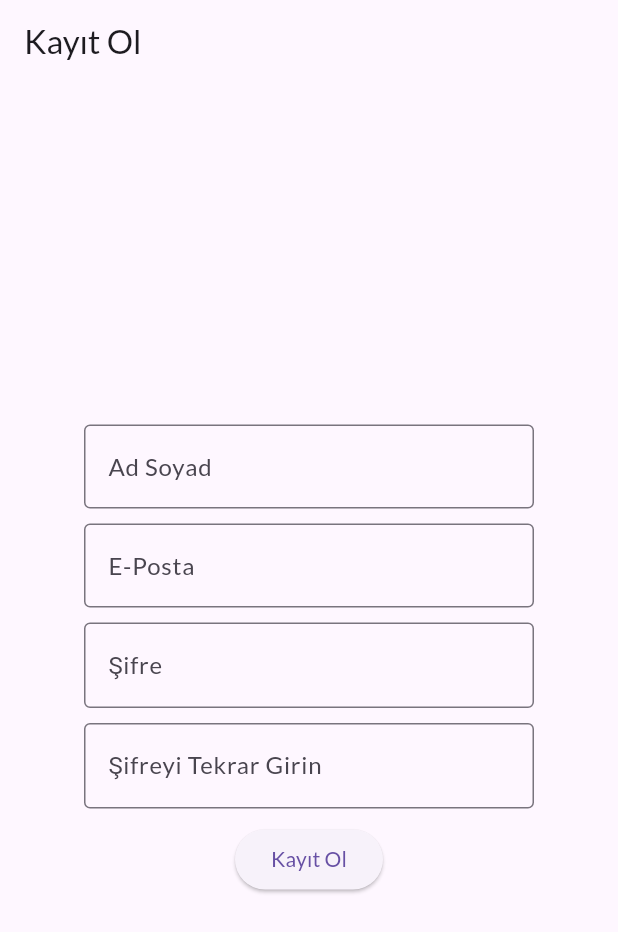
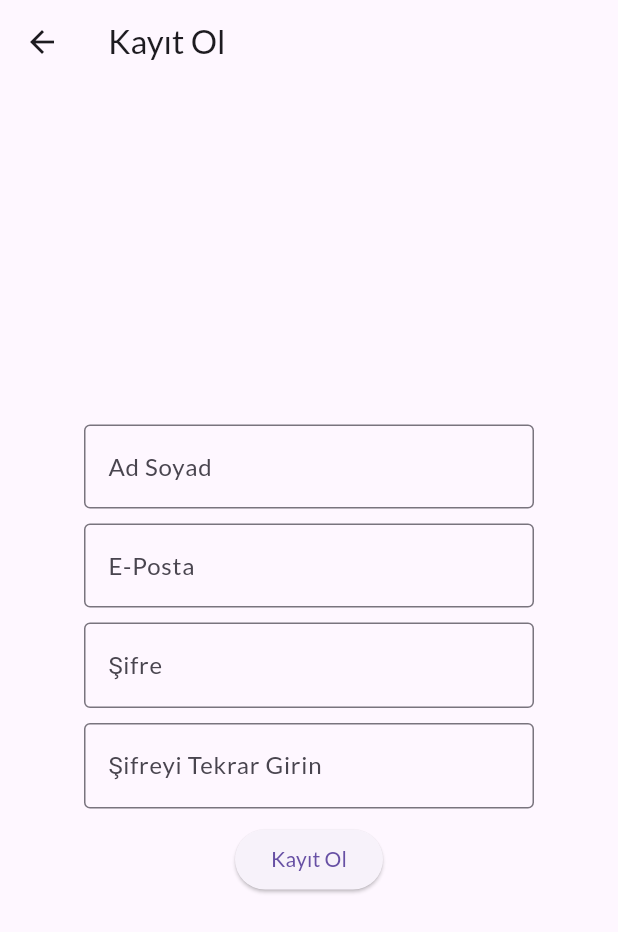
Before and after one commit to bugrakasapoglu/FitnessAsistan, a Flutter app: the RegisterScreen screen opened by its route, on a phone screen of 412 x 824 dp. Shown: the top 932 px of the screen. Run offline on Flutter 3.47's test engine with Material 3 defaults, Android fonts, the phone set to English and light mode, and no system bars; our stand-ins replace go_router, google_fonts, lottie, shared_preferences; missing offline and left inert: dotlottie_loader; accounts and stored records are empty.

```diff
--- a/lib/screens/login_screen.dart
+++ b/lib/screens/login_screen.dart
@@ -45,7 +45,7 @@ Future<void> _login() async {
 }
 
 
-void _showMessage(String message, {bool isSuccess = false}) {
+ void _showMessage(String message, {bool isSuccess = false}) {
   ScaffoldMessenger.of(context).showSnackBar(
     SnackBar(
       content: Text(message),
--- a/lib/screens/register_screen.dart
+++ b/lib/screens/register_screen.dart
@@ -1,8 +1,6 @@
 import 'package:flutter/material.dart';
-//import 'package:flutter_app/core/storage_helper.dart';
 import 'package:shared_preferences/shared_preferences.dart';
 import 'package:go_router/go_router.dart';
-
 
 class RegisterScreen extends StatefulWidget {
   const RegisterScreen({super.key});
@@ -46,14 +44,19 @@ Future<void> _register() async {
     }
   }
 
-
-
-
-
   @override
   Widget build(BuildContext context) {
     return Scaffold(
-      appBar: AppBar(title: const Text("Kayıt Ol")),
+      appBar: AppBar(
+        title: const Text("Kayıt Ol"),
+        leading: IconButton(
+          icon: const Icon(Icons.arrow_back),
+          onPressed: () {
+            // Geri tuşuna basıldığında profil ekranına geri dön
+            Navigator.pop(context);
+          },
+        ),
+      ),
       body: Center(
         child: SizedBox(
           width: 300,
```
Lines whose indentation alone changed are shown as unchanged.
